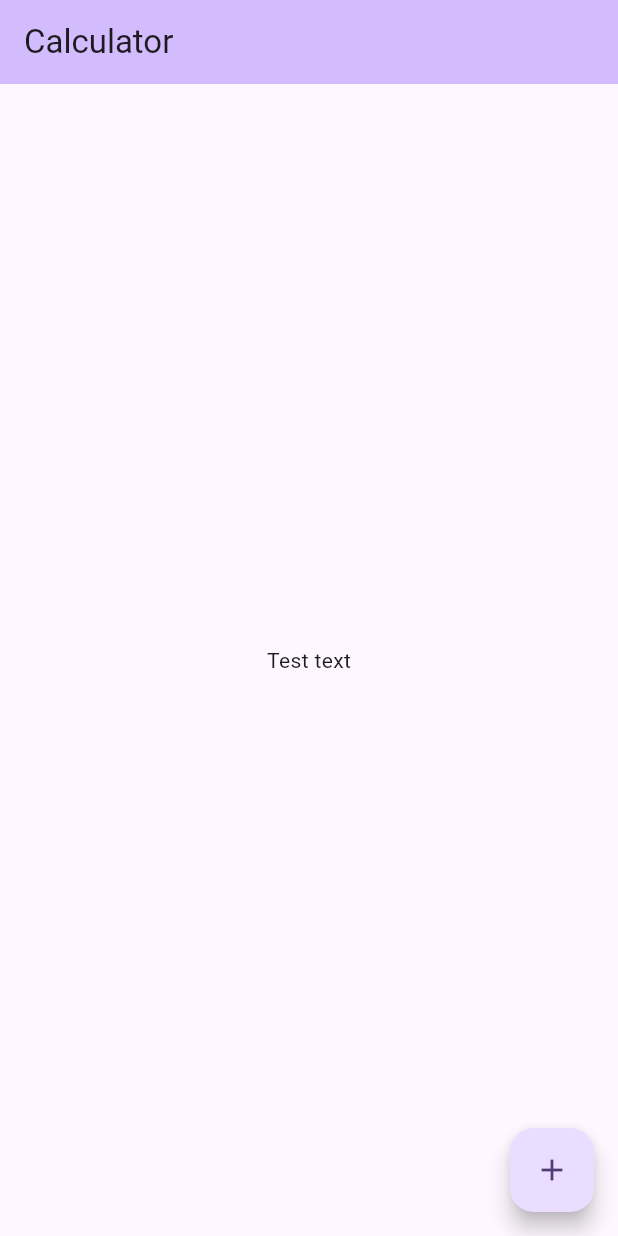
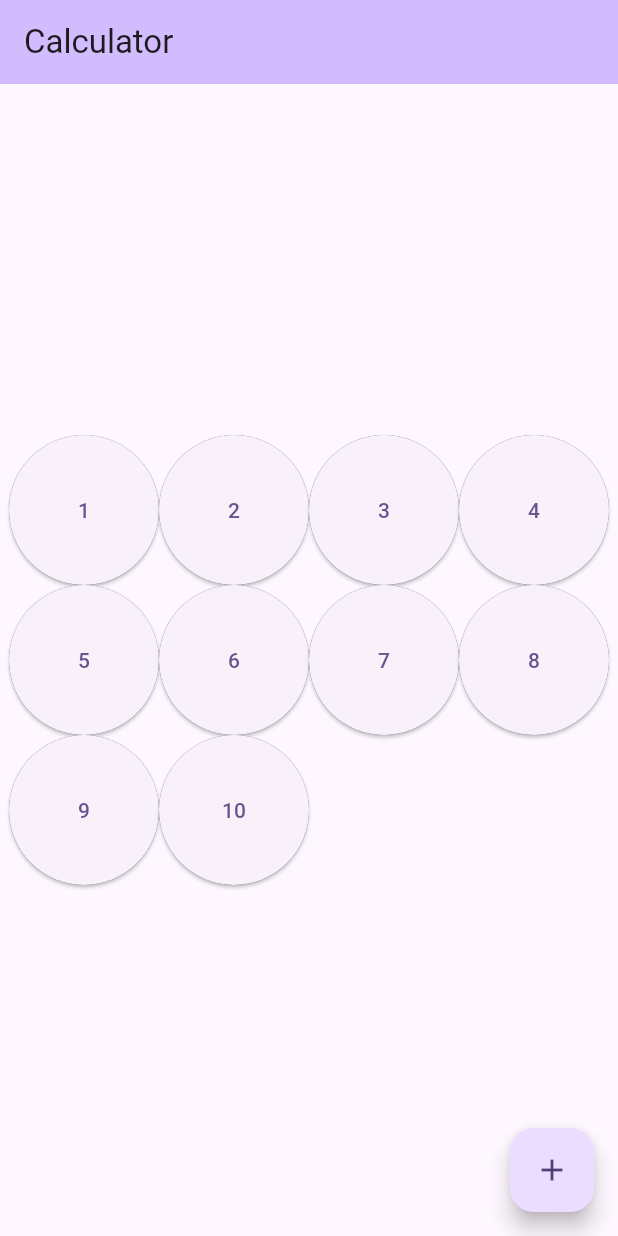
Before and after one commit to derekthecool/flutter_basics, a Flutter app: the screen it shows after launch, on a phone screen of 412 x 824 dp. Run offline on Flutter 3.47's test engine with Material 3 defaults, Android fonts, the phone set to English and light mode, and no system bars.

Commit message:
Create basic calculator buttons, wrapped in a basic wrap

```diff
--- a/lib/main.dart
+++ b/lib/main.dart
@@ -46,10 +46,18 @@ class _MyHomePageState extends State<MyHomePage> {
         title: Text('Calculator'),
       ),
       body: Center(
-        child: Column(
-          mainAxisAlignment: MainAxisAlignment.center,
+        child: Wrap(
           children: <Widget>[
-            Text("Test text"),
+            CalculatorButton(number: "1"),
+            CalculatorButton(number: "2"),
+            CalculatorButton(number: "3"),
+            CalculatorButton(number: "4"),
+            CalculatorButton(number: "5"),
+            CalculatorButton(number: "6"),
+            CalculatorButton(number: "7"),
+            CalculatorButton(number: "8"),
+            CalculatorButton(number: "9"),
+            CalculatorButton(number: "10"),
           ],
         ),
       ),
@@ -62,3 +70,27 @@ class _MyHomePageState extends State<MyHomePage> {
     ;
   }
 }
+
+class CalculatorButton extends StatelessWidget {
+  const CalculatorButton({
+    super.key,
+    required this.number,
+  });
+
+  final String number;
+
+  @override
+  Widget build(BuildContext context) {
+    return Container(
+        width: 100,
+        height: 100,
+        decoration: BoxDecoration(
+          shape: BoxShape.circle,
+          color: Theme.of(context).colorScheme.primary,
+        ),
+        child: ElevatedButton(
+          onPressed: () {},
+          child: Text("$number"),
+        ));
+  }
+}
```
